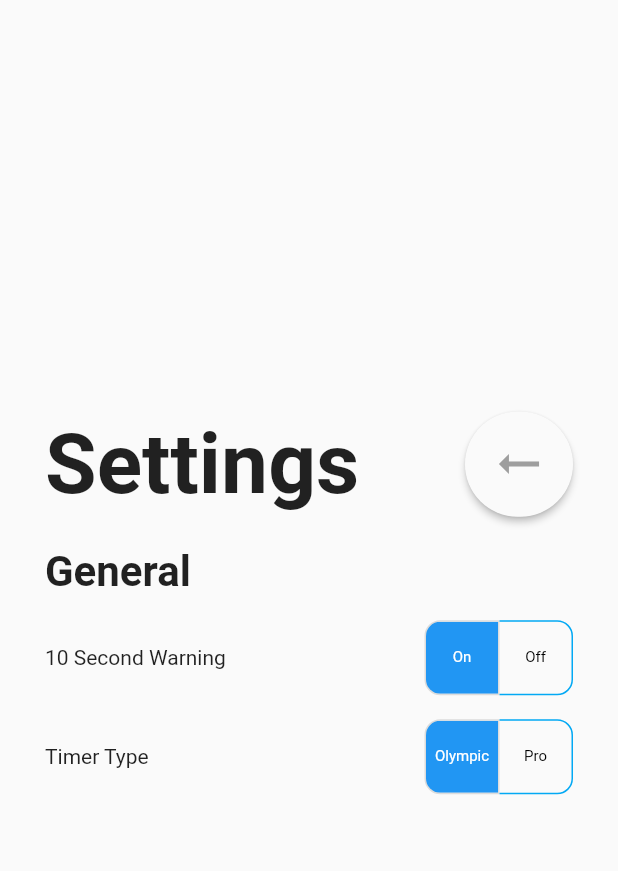
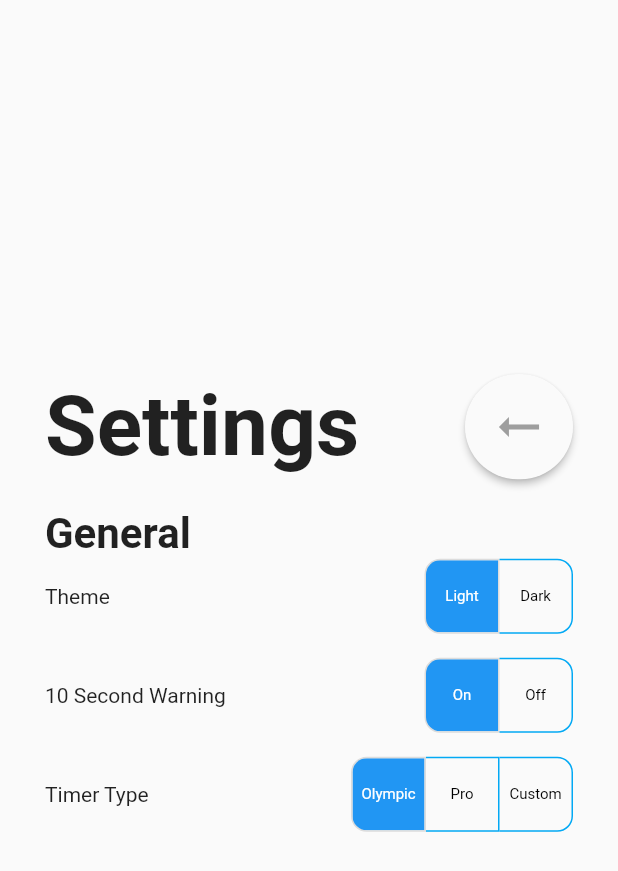
Before and after one commit to ramar-work/dart-simple-boxing-timer, a Flutter app: the SettingsPage screen opened by its route, on a phone screen of 412 x 824 dp. Shown: the top 871 px of the screen. Run offline on Flutter 3.47's test engine with Material 2 defaults, Android fonts, the light colour scheme and no system bars; our stand-ins replace audioplayers, shared_preferences, sprintf; accounts and stored records are empty.

Commit message:
Re-enabled toggling in settings, changed background image, added assets to yaml, refactored fake spacing in Settings to use a single function that returns a set of widgets.

```diff
--- a/lib/exercise.dart
+++ b/lib/exercise.dart
@@ -15,14 +15,11 @@ class Exercise {
 	int avg;
 
 	static List<Exercise> types = [
-/*
-		Exercise( "TEST"   , 10 * 1000 , 3 * 1000 , 3 * 1000 , 3 )
-	, Exercise( "Olympic", 180 * 1000, 60 * 1000, 10 * 1000, 3 )
-	, Exercise( "Pro"    , 180 * 1000, 30 * 1000, 10 * 1000, 12 )
-*/
-		Exercise( "Kirk"   , 10 * 1000 , 3 * 1000 , 3 * 1000 , 4 )
-	, Exercise( "Spock"  , 20 * 1000 , 6 * 1000 , 3 * 1000 , 2 )
-	, Exercise( "Mccoy"  , 15 * 1000 , 9 * 1000 , 3 * 1000 , 3 )
+		Exercise( "TEST"   , 10 * 1000, 3 * 1000, 3 * 1000, 3 )
+	, Exercise( "Olympic", 10 * 1000, 5 * 1000, 3 * 1000, 3 )
+	, Exercise( "Pro"    , 10 * 1000, 5 * 1000, 3 * 1000, 12 )
+//, Exercise( "Olympic", 180 * 1000, 60 * 1000, 10 * 1000, 3 )
+//, Exercise( "Pro"    , 180 * 1000, 30 * 1000, 10 * 1000, 12 )
 //, Exercise( "Custom" , -1, -1, -1, -1 )
 	];
 
@@ -49,9 +46,8 @@ class Exercise {
 			return types[ 1 ];
 		else if ( e.type == 1 )
 			return types[ 2 ];
-		else if ( e.type == 2 ) //custom
-			return types[ 1 ];
-		else {
+		else { //custom or errors...
+			//double check user settings and make sure they make sense
 			return types[ 1 ];
 		}
 
--- a/lib/pages/settings.dart
+++ b/lib/pages/settings.dart
@@ -13,8 +13,12 @@ class ExerciseInput extends StatefulWidget {
 	String field;
 	int initial;
 
-	ExerciseInput( {Key key,
-		@required this.field, @required this.initial, @required this.updater} ) : super( key: key );
+	ExerciseInput( {
+		Key key,
+		@required this.field,
+		@required this.initial,
+		@required this.updater
+	} ) : super( key: key );
 
 	@override
 	ExerciseInputState createState() => ExerciseInputState();
@@ -76,6 +80,15 @@ class _SettingsPageState extends State<SettingsPage> {
 	}
 
 
+	//Generate a TableRow for spacer
+	TableRow tSpacer() {
+		return TableRow( children: [
+			TableCell( child: Text( "" ) ),
+			TableCell( child: Text( "" ) ) ]
+		);
+	}
+
+
   @override
 	Widget build( BuildContext ctx ) {
 		_ctx = ctx;
@@ -132,12 +145,19 @@ class _SettingsPageState extends State<SettingsPage> {
 							, Table(
 								  defaultVerticalAlignment: TableCellVerticalAlignment.middle
 								,	children: [
-/*
 										TableRow( children: [
 											TableCell( child: Text( "Theme" ) )
-										, TableCell( child: Center( child: new Toggler( sel: 0, keys: [ "Light", "Dark" ] ) ) )
+										, TableCell( child: Align(
+												alignment: Alignment.topRight,
+												child: new Toggler(
+													sel: 0
+												, keys: [ "Light", "Dark" ]
+												, upd: (int i) {
+														;//_exercise.warning = i;
+													}
+												)
+											) )
 										])
-*/
 									/*
 									 	TableRow( children: [
 											TableCell( child: Text( "" ) ),
@@ -154,9 +174,7 @@ class _SettingsPageState extends State<SettingsPage> {
 											) )
 										])
 									*/
-									 	TableRow( children: [
-											TableCell( child: Text( "" ) ),
-											TableCell( child: Text( "" ) ) ] )
+									, tSpacer()
 									,	TableRow( children: [
 											TableCell( child: Text( "10 Second Warning" ) )
 										, TableCell( child: Align(
@@ -170,9 +188,8 @@ class _SettingsPageState extends State<SettingsPage> {
 												)
 											) )
 										])
-									,	TableRow( children: [
-											TableCell( child: Text( "" ) ),
-											TableCell( child: Text( "" ) ) ] )
+
+									, tSpacer()
 									,	TableRow( children: [
 											TableCell( child: Text( "Timer Type" ) )
 										, TableCell(
@@ -180,7 +197,7 @@ class _SettingsPageState extends State<SettingsPage> {
 													alignment: Alignment.topRight,
 													child: new Toggler(
 														sel: 0
-													, keys: [ "Olympic", "Pro" ]
+													, keys: [ "Olympic", "Pro", "Custom" ]
 													, upd: (int i) { _exercise.type = i; }
 													)
 												)
--- a/pubspec.yaml
+++ b/pubspec.yaml
@@ -52,6 +52,9 @@ flutter:
       - assets/wav/aeor.wav
       - assets/img/ibts.png
       - assets/img/ibtw.png
+      - assets/img/bg-top-blue.png
+      - assets/img/bg-top-red.png
+      - assets/img/bg-top-white.png
 
   # An image asset can refer to one or more resolution-specific "variants", see
   # https://flutter.dev/assets-and-images/#resolution-aware.
```
Also changed, not shown: lib/main.dart (+44 -32 lines), lib/styling.dart (+15 -3 lines).
